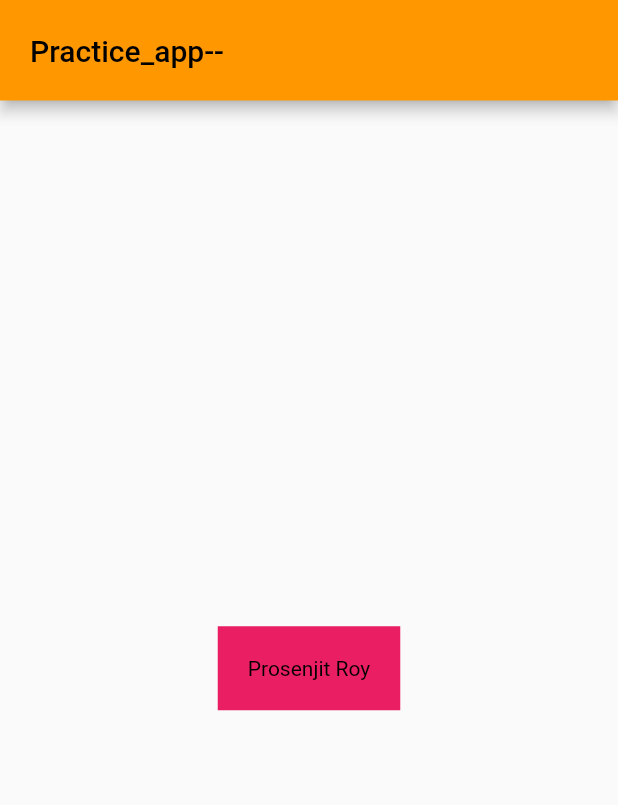
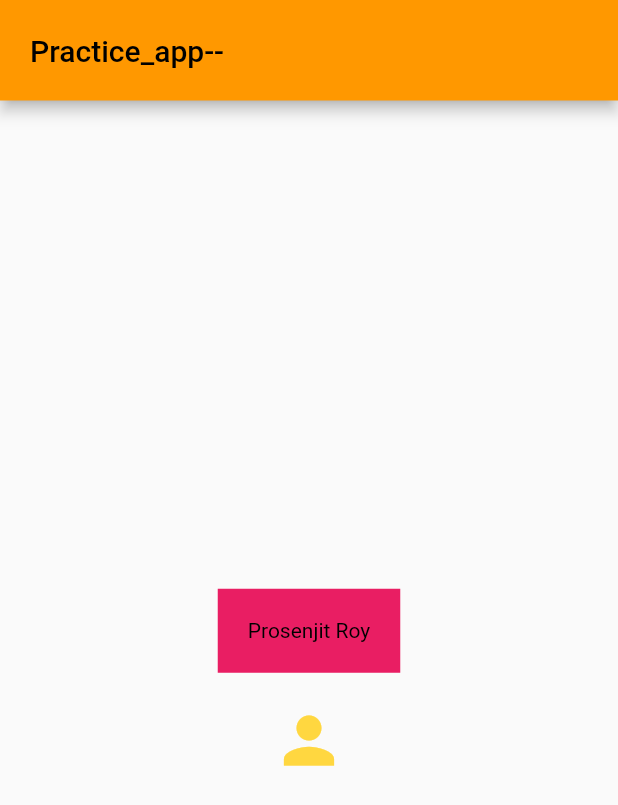
Before and after one commit to tutonroy1807/Flutter_Basic_Element_mod_1_l...2, a Flutter app: the screen it shows after launch, on a phone screen of 412 x 824 dp. Shown: the top 805 px of the screen. Run offline on Flutter 3.47's test engine with Material 2 defaults, Android fonts, the phone set to English and light mode, and no system bars.

Commit message:
icon is commit
Signed-off-by: tutonroy1807 <prosenjitroy1807@gmail.com>

```diff
--- a/lib/main.dart
+++ b/lib/main.dart
@@ -42,7 +42,9 @@ class MyPage extends StatelessWidget {
             // alignment: Alignment.center,
               padding: EdgeInsets.symmetric(horizontal: 20, vertical: 20),
               child: Text("Prosenjit Roy", style: TextStyle(color: Colors.black), ),
-            )
+            ),
+            Icon(Icons.person, size: 50, color: Colors.amberAccent,)
+
           ],
         ),
       ),
```
